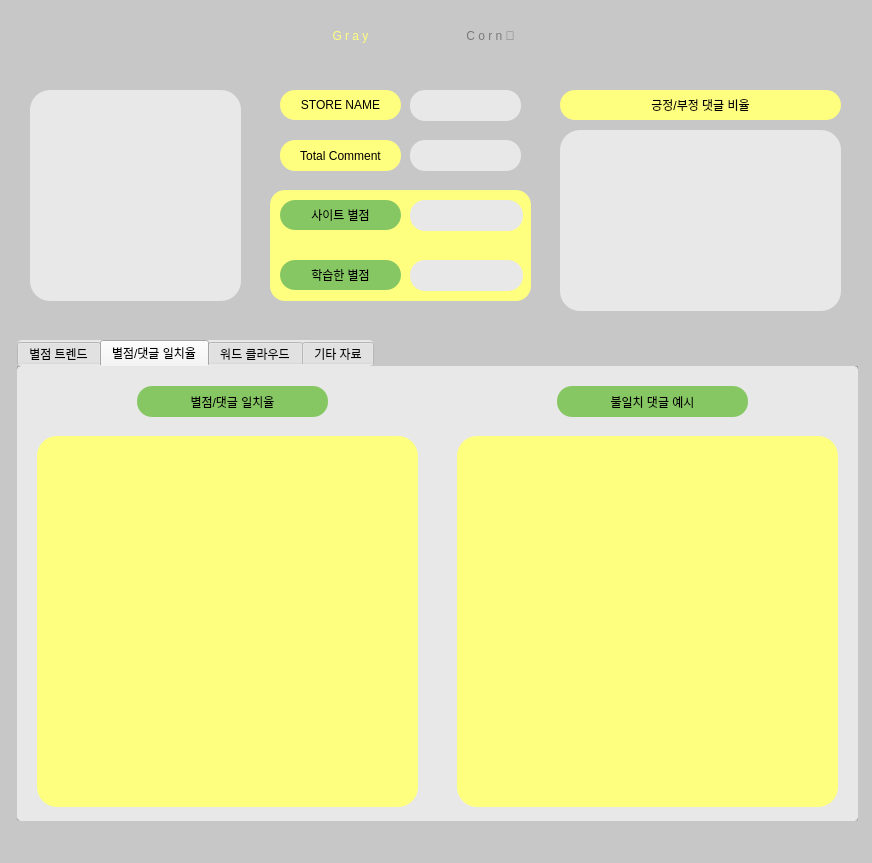
Qt form content.ui (loisRK/gp_team) before a commit.
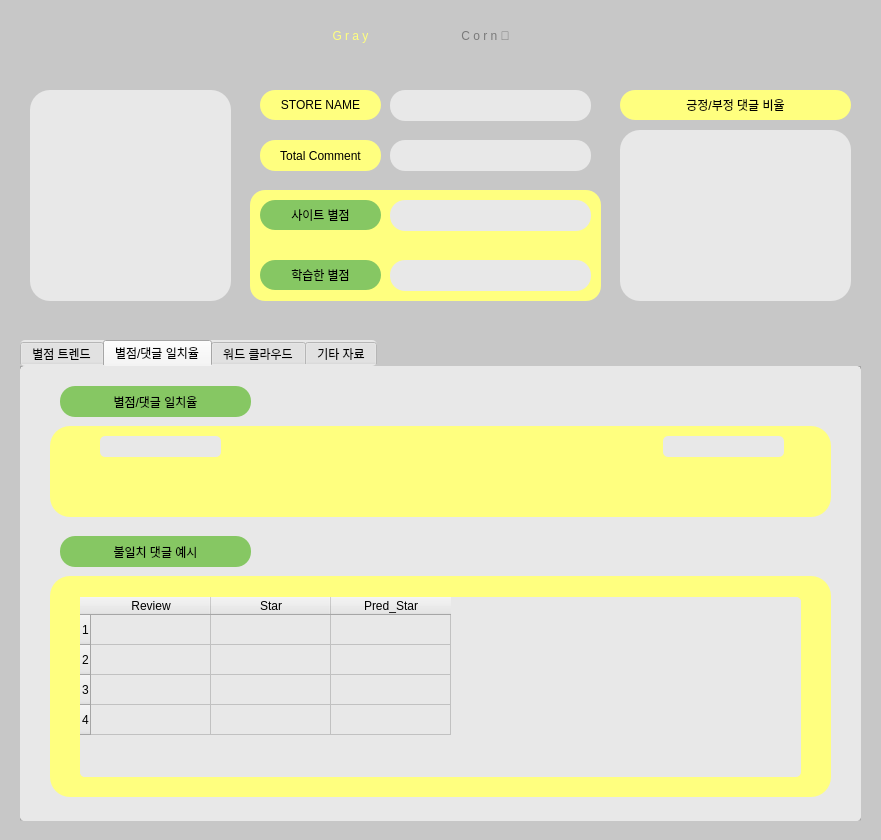
The same form after that commit. The open tabs and pages were chosen to show the change.

Commit message: [gui] 최종 통합버전 - 데이터베이스 시각화 버전

```diff
--- a/content.ui
+++ b/content.ui
@@ -6,8 +6,8 @@
    <rect>
     <x>0</x>
     <y>0</y>
-    <width>872</width>
-    <height>863</height>
+    <width>881</width>
+    <height>840</height>
    </rect>
   </property>
   <property name="windowTitle">
@@ -19,9 +19,9 @@
   <widget class="QFrame" name="frame">
    <property name="geometry">
     <rect>
-     <x>270</x>
+     <x>250</x>
      <y>190</y>
-     <width>261</width>
+     <width>351</width>
      <height>111</height>
     </rect>
    </property>
@@ -40,9 +40,9 @@
   <widget class="QLineEdit" name="Star_Total">
    <property name="geometry">
     <rect>
-     <x>410</x>
+     <x>390</x>
      <y>200</y>
-     <width>113</width>
+     <width>201</width>
      <height>31</height>
     </rect>
    </property>
@@ -64,9 +64,9 @@
   <widget class="QLineEdit" name="Review_Count_total">
    <property name="geometry">
     <rect>
-     <x>410</x>
+     <x>390</x>
      <y>140</y>
-     <width>111</width>
+     <width>201</width>
      <height>31</height>
     </rect>
    </property>
@@ -89,7 +89,7 @@
   <widget class="QTabWidget" name="tabWidget">
    <property name="geometry">
     <rect>
-     <x>17</x>
+     <x>20</x>
      <y>340</y>
      <width>841</width>
      <height>481</height>
@@ -159,8 +159,8 @@
     <widget class="QLabel" name="label_19">
      <property name="geometry">
       <rect>
-       <x>540</x>
-       <y>20</y>
+       <x>40</x>
+       <y>170</y>
        <width>191</width>
        <height>31</height>
       </rect>
@@ -186,10 +186,10 @@
     <widget class="QGraphicsView" name="graphicsView_9">
      <property name="geometry">
       <rect>
-       <x>20</x>
-       <y>70</y>
-       <width>381</width>
-       <height>371</height>
+       <x>30</x>
+       <y>60</y>
+       <width>781</width>
+       <height>91</height>
       </rect>
      </property>
      <property name="styleSheet">
@@ -200,7 +200,7 @@
     <widget class="QLabel" name="label_13">
      <property name="geometry">
       <rect>
-       <x>120</x>
+       <x>40</x>
        <y>20</y>
        <width>191</width>
        <height>31</height>
@@ -227,10 +227,10 @@
     <widget class="QGraphicsView" name="graphicsView_12">
      <property name="geometry">
       <rect>
-       <x>440</x>
-       <y>70</y>
-       <width>381</width>
-       <height>371</height>
+       <x>30</x>
+       <y>210</y>
+       <width>781</width>
+       <height>221</height>
       </rect>
      </property>
      <property name="styleSheet">
@@ -238,6 +238,94 @@
 background-color: rgb(255, 255, 127);</string>
      </property>
     </widget>
+    <widget class="QTableWidget" name="tableWidget">
+     <property name="geometry">
+      <rect>
+       <x>60</x>
+       <y>231</y>
+       <width>721</width>
+       <height>180</height>
+      </rect>
+     </property>
+     <property name="minimumSize">
+      <size>
+       <width>721</width>
+       <height>0</height>
+      </size>
+     </property>
+     <property name="rowCount">
+      <number>4</number>
+     </property>
+     <property name="columnCount">
+      <number>3</number>
+     </property>
+     <attribute name="horizontalHeaderDefaultSectionSize">
+      <number>120</number>
+     </attribute>
+     <attribute name="horizontalHeaderHighlightSections">
+      <bool>false</bool>
+     </attribute>
+     <row/>
+     <row/>
+     <row/>
+     <row/>
+     <column>
+      <property name="text">
+       <string>Review</string>
+      </property>
+      <property name="textAlignment">
+       <set>AlignCenter</set>
+      </property>
+     </column>
+     <column>
+      <property name="text">
+       <string>Star</string>
+      </property>
+      <property name="textAlignment">
+       <set>AlignCenter</set>
+      </property>
+     </column>
+     <column>
+      <property name="text">
+       <string>Pred_Star</string>
+      </property>
+      <property name="textAlignment">
+       <set>AlignCenter</set>
+      </property>
+     </column>
+    </widget>
+    <widget class="QLabel" name="label_3">
+     <property name="geometry">
+      <rect>
+       <x>80</x>
+       <y>70</y>
+       <width>121</width>
+       <height>21</height>
+      </rect>
+     </property>
+     <property name="text">
+      <string/>
+     </property>
+     <property name="alignment">
+      <set>Qt::AlignCenter</set>
+     </property>
+    </widget>
+    <widget class="QLabel" name="label_6">
+     <property name="geometry">
+      <rect>
+       <x>643</x>
+       <y>70</y>
+       <width>121</width>
+       <height>21</height>
+      </rect>
+     </property>
+     <property name="text">
+      <string/>
+     </property>
+     <property name="alignment">
+      <set>Qt::AlignCenter</set>
+     </property>
+    </widget>
    </widget>
    <widget class="QWidget" name="tab_2">
     <attribute name="title">
@@ -417,7 +505,7 @@
   <widget class="QLabel" name="label_4">
    <property name="geometry">
     <rect>
-     <x>280</x>
+     <x>260</x>
      <y>200</y>
      <width>121</width>
      <height>30</height>
@@ -443,7 +531,7 @@
     <rect>
      <x>30</x>
      <y>90</y>
-     <width>211</width>
+     <width>201</width>
      <height>211</height>
     </rect>
    </property>
@@ -455,7 +543,7 @@
   <widget class="QLabel" name="label_5">
    <property name="geometry">
     <rect>
-     <x>280</x>
+     <x>260</x>
      <y>140</y>
      <width>121</width>
      <height>31</height>
@@ -479,9 +567,9 @@
   <widget class="QLineEdit" name="Star_Total_2">
    <property name="geometry">
     <rect>
-     <x>410</x>
+     <x>390</x>
      <y>260</y>
-     <width>113</width>
+     <width>201</width>
      <height>31</height>
     </rect>
    </property>
@@ -502,7 +590,7 @@
   <widget class="QLabel" name="label_9">
    <property name="geometry">
     <rect>
-     <x>280</x>
+     <x>260</x>
      <y>260</y>
      <width>121</width>
      <height>30</height>
@@ -526,9 +614,9 @@
   <widget class="QLabel" name="label_7">
    <property name="geometry">
     <rect>
-     <x>560</x>
+     <x>620</x>
      <y>90</y>
-     <width>281</width>
+     <width>231</width>
      <height>30</height>
     </rect>
    </property>
@@ -550,9 +638,9 @@
   <widget class="QLineEdit" name="Store_Name">
    <property name="geometry">
     <rect>
-     <x>410</x>
+     <x>390</x>
      <y>90</y>
-     <width>111</width>
+     <width>201</width>
      <height>31</height>
     </rect>
    </property>
@@ -575,7 +663,7 @@
   <widget class="QLabel" name="label_2">
    <property name="geometry">
     <rect>
-     <x>280</x>
+     <x>260</x>
      <y>90</y>
      <width>121</width>
      <height>30</height>
@@ -599,10 +687,10 @@
   <widget class="QGraphicsView" name="graphicsView_5">
    <property name="geometry">
     <rect>
-     <x>560</x>
+     <x>620</x>
      <y>130</y>
-     <width>281</width>
-     <height>181</height>
+     <width>231</width>
+     <height>171</height>
     </rect>
    </property>
    <property name="styleSheet">
@@ -634,12 +722,12 @@
     <set>Qt::AlignCenter</set>
    </property>
   </widget>
-  <widget class="QLabel" name="label_15">
+  <widget class="QPushButton" name="back_home">
    <property name="geometry">
     <rect>
-     <x>410</x>
+     <x>400</x>
      <y>10</y>
-     <width>161</width>
+     <width>171</width>
      <height>51</height>
     </rect>
    </property>
@@ -654,9 +742,6 @@
    <property name="text">
     <string>C o r n 🌽</string>
    </property>
-   <property name="alignment">
-    <set>Qt::AlignCenter</set>
-   </property>
   </widget>
  </widget>
  <resources/>
```
Left out of the diff: 17 changed lines with no effect on the pictures. The commit also changes 6 other files.
